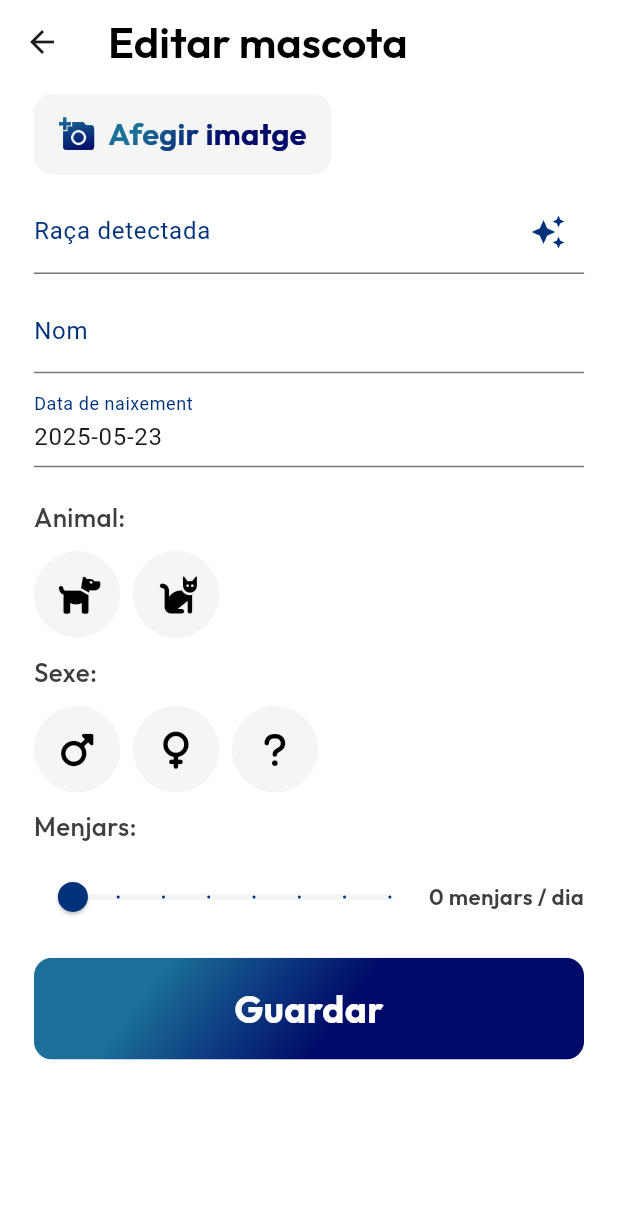
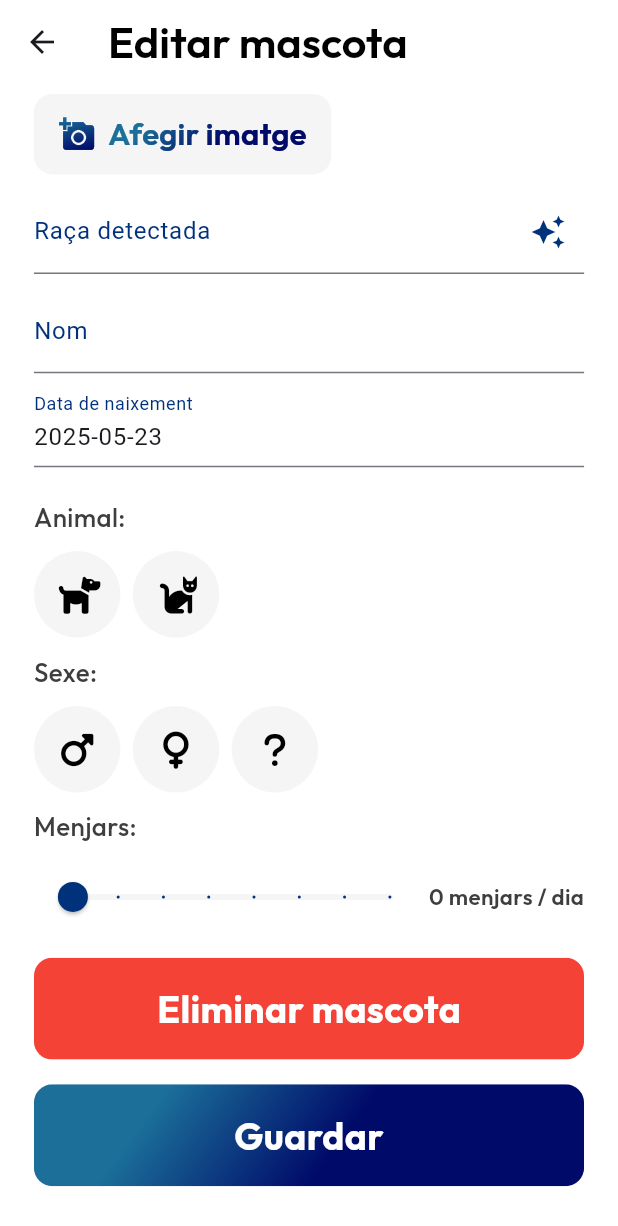
Before and after one commit to albert-ce/PetTrack, a Flutter app: the PetDetailsScreen screen opened directly with empty values, after a tap on the "edit" icon, on a phone screen of 412 x 824 dp. Shown: the top 1226 px of the screen. Run offline on Flutter 3.47's test engine with Material 3 defaults, Android fonts, the phone set to English and light mode, and no system bars; our stand-ins replace cloud_firestore, firebase_auth, firebase_core, flutter_dotenv, flutter_svg, font_awesome_flutter and 4 more; accounts and stored records are empty; generated files the repository leaves out were written again.

Commit message:
remove pet feature added

```diff
--- a/lib/screens/add_edit_pet_screen.dart
+++ b/lib/screens/add_edit_pet_screen.dart
@@ -184,6 +184,37 @@ Si no ho saps, respon exactament així: Raça desconeguda''';
     }
   }
 
+  Future<void> _eliminaMascota() async {
+    final id = widget.petData!['id'] as String;
+    await deletePet(id);
+    if (mounted) Navigator.pop(context, {'deleted': true, 'id': id});
+  }
+
+  Future<void> _confirmaElimina() async {
+    final res = await showDialog<bool>(
+      context: context,
+      builder:
+          (context) => AlertDialog(
+            title: const Text('Eliminar mascota'),
+            content: const Text('Segur que vols eliminar aquesta mascota?'),
+            actions: [
+              TextButton(
+                onPressed: () => Navigator.pop(context, false),
+                child: const Text('Cancel·lar'),
+              ),
+              TextButton(
+                onPressed: () => Navigator.pop(context, true),
+                child: const Text(
+                  'Eliminar',
+                  style: TextStyle(color: Colors.red),
+                ),
+              ),
+            ],
+          ),
+    );
+    if (res == true) _eliminaMascota();
+  }
+
   Widget _botoCircular({
     required IconData icona,
     required bool seleccionat,
@@ -296,12 +327,12 @@ Si no ho saps, respon exactament així: Raça desconeguda''';
                 SizedBox(height: screenHeight * 0.0125),
                 if (_carregantRaca) ...[
                   Row(
-                    children: [
-                      const Icon(Icons.auto_awesome, color: AppColors.primary),
-                      const SizedBox(width: 8),
-                      const Text('Detectant raça amb IA...'),
-                      const SizedBox(width: 8),
-                      const SizedBox(
+                    children: const [
+                      Icon(Icons.auto_awesome, color: AppColors.primary),
+                      SizedBox(width: 8),
+                      Text('Detectant raça amb IA.'),
+                      SizedBox(width: 8),
+                      SizedBox(
                         width: 16,
                         height: 16,
                         child: CircularProgressIndicator(strokeWidth: 2),
@@ -432,6 +463,40 @@ Si no ho saps, respon exactament així: Raça desconeguda''';
                   ],
                 ),
                 SizedBox(height: screenHeight * 0.02),
+                if (_editant) ...[
+                  Material(
+                    borderRadius: BorderRadius.circular(screenHeight * 0.015),
+                    child: Ink(
+                      decoration: BoxDecoration(
+                        color: Colors.red,
+                        borderRadius: BorderRadius.circular(
+                          screenHeight * 0.015,
+                        ),
+                      ),
+                      child: InkWell(
+                        borderRadius: BorderRadius.circular(
+                          screenHeight * 0.015,
+                        ),
+                        onTap: _confirmaElimina,
+                        child: Padding(
+                          padding: EdgeInsets.symmetric(
+                            vertical: screenHeight * 0.02,
+                          ),
+                          child: Center(
+                            child: Text(
+                              'Eliminar mascota',
+                              style: AppTextStyles.bigText(context).copyWith(
+                                color: Colors.white,
+                                fontSize: screenHeight * 0.03,
+                              ),
+                            ),
+                          ),
+                        ),
+                      ),
+                    ),
+                  ),
+                  SizedBox(height: screenHeight * 0.02),
+                ],
                 Material(
                   borderRadius: BorderRadius.circular(screenHeight * 0.015),
                   child: Ink(
--- a/lib/screens/pet_details_screen.dart
+++ b/lib/screens/pet_details_screen.dart
@@ -109,10 +109,14 @@ class _PetDetailsScreenState extends State<PetDetailsScreen> {
                   builder: (_) => AddEditPetScreen(petData: pet),
                 ),
               );
+              if (!mounted || updatedPet == null) return;
 
-              if (updatedPet != null && mounted) {
-                setState(() => pet = updatedPet);
+              if (updatedPet['deleted'] == true) {
+                Navigator.pop(context, true);
+                return;
               }
+
+              setState(() => pet = updatedPet);
             },
           ),
         ],
```
Also changed, not shown: lib/models/pets_db.dart (+11 -3 lines).
